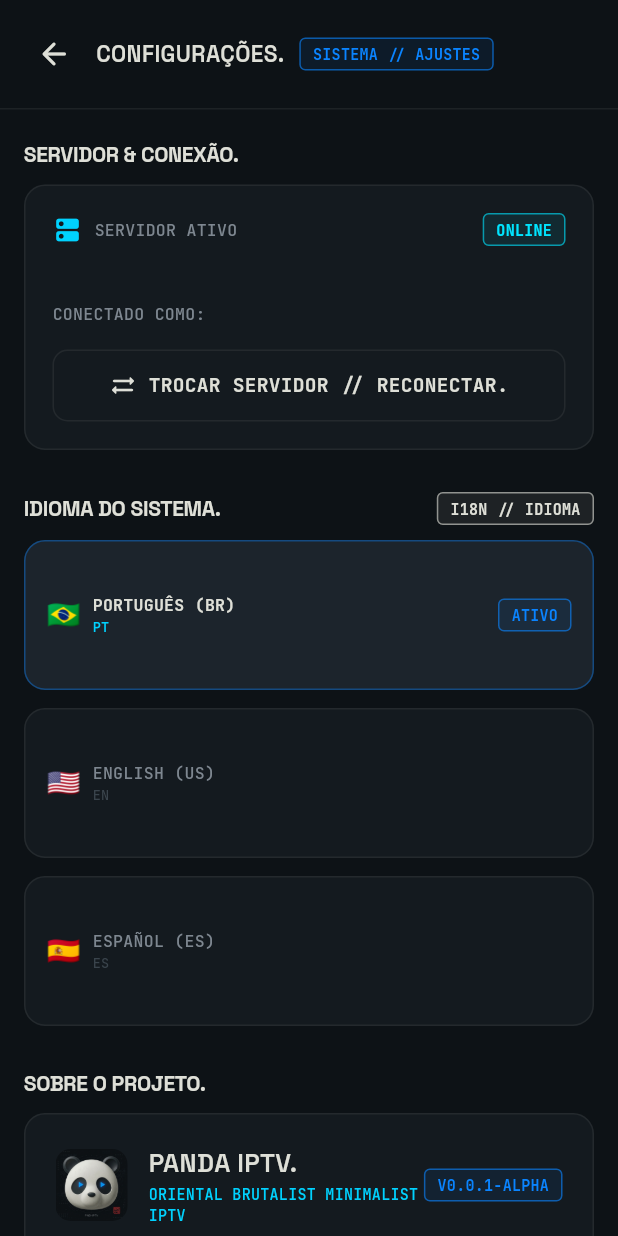
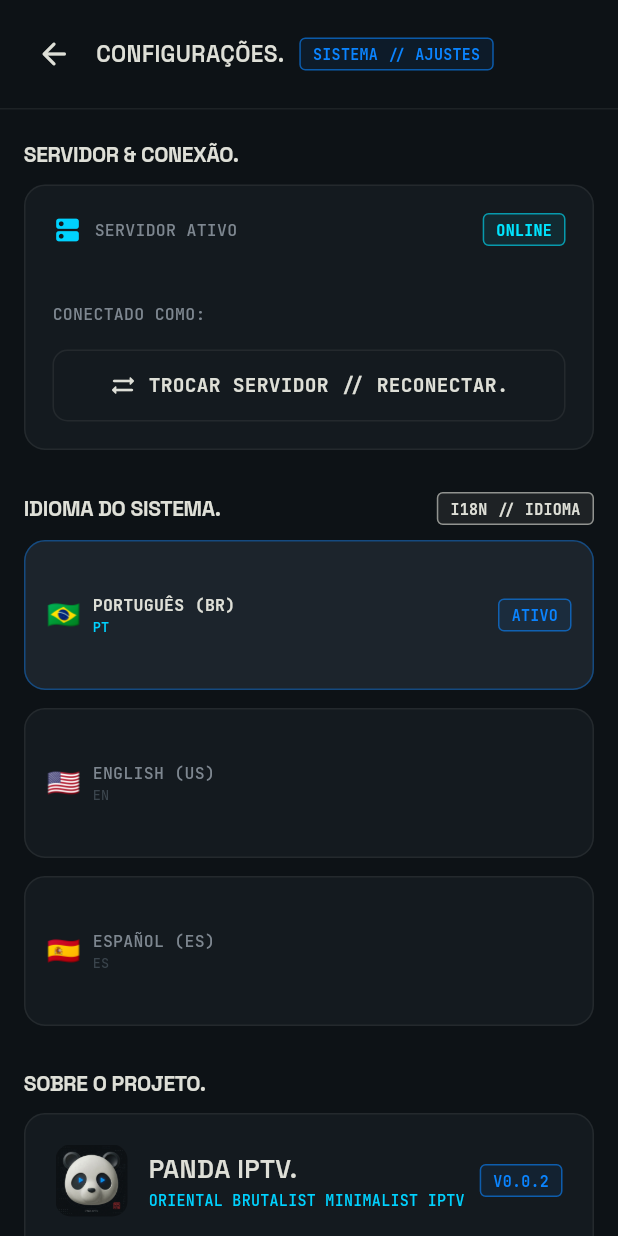
Before and after one commit to satodu/panda-iptv, a Flutter app: the SettingsScreen screen opened directly, on a phone screen of 412 x 824 dp. Run offline on Flutter 3.47's test engine with Material 3 defaults, Android fonts, the phone set to English and light mode, and no system bars; our stand-ins replace cached_network_image, google_fonts, open_filex, package_info_plus, shared_preferences; missing offline and left inert: media_kit, media_kit_video; accounts and stored records are empty.

Commit message:
chore: bump version to 0.0.2 for release

```diff
--- a/lib/features/settings/presentation/settings_screen.dart
+++ b/lib/features/settings/presentation/settings_screen.dart
@@ -302,7 +302,7 @@ class SettingsScreen extends StatelessWidget {
                                     ),
                                   ),
                                   const HankoBadge(
-                                    text: 'v0.0.1-alpha',
+                                    text: 'v0.0.2',
                                     borderColor: AppColors.accentPrimary,
                                     textColor: AppColors.accentPrimary,
                                   ),
--- a/pubspec.yaml
+++ b/pubspec.yaml
@@ -1,7 +1,7 @@
 name: panda_iptv
 description: "Panda IPTV - Oriental Brutalist IPTV Player for Android and Linux"
 publish_to: "none"
-version: 0.0.1+1
+version: 0.0.2+2
 
 environment:
   sdk: ">=3.0.0 <4.0.0"
```
Also changed, not shown: 1 other file.
